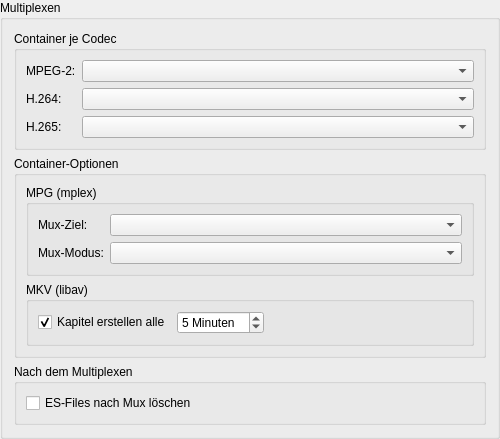
The window that ui/ttcutsettingsmuxer.ui (MINIXJR/TTCut-ng) describes before a commit, drawn with Qt 5.
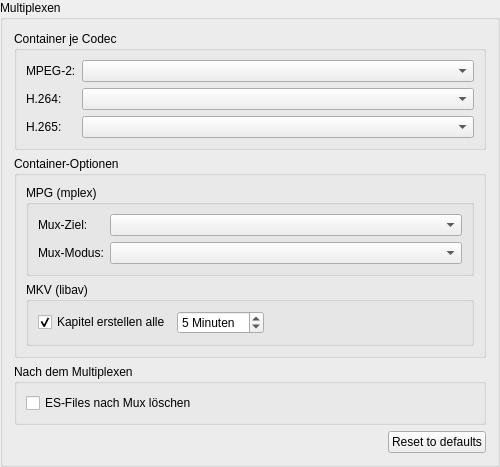
The same window after the commit.

Commit message: Settings + Cut-Dialog: 'Reset to defaults' Buttons

```diff
--- a/ui/ttcutsettingsmuxer.ui
+++ b/ui/ttcutsettingsmuxer.ui
@@ -151,6 +151,18 @@
     </spacer>
    </item>
 
+   <item>
+    <layout class="QHBoxLayout">
+     <item><spacer><property name="orientation"><enum>Qt::Horizontal</enum></property><property name="sizeHint" stdset="0"><size><width>40</width><height>20</height></size></property></spacer></item>
+     <item>
+      <widget class="QPushButton" name="btnResetDefaults">
+       <property name="text"><string>Reset to defaults</string></property>
+       <property name="toolTip"><string>Reset the values in this category to their factory defaults. Changes are applied only when you click OK.</string></property>
+      </widget>
+     </item>
+    </layout>
+   </item>
+
   </layout>
  </widget>
  <resources/>
```
The commit also changes 21 other files.
